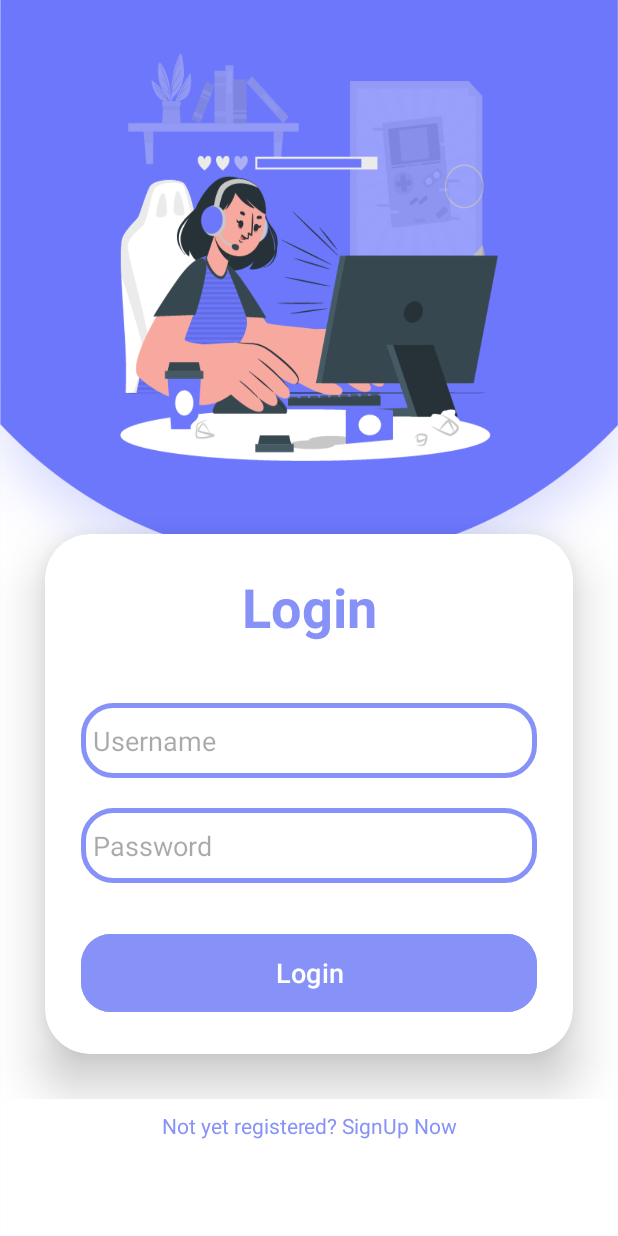
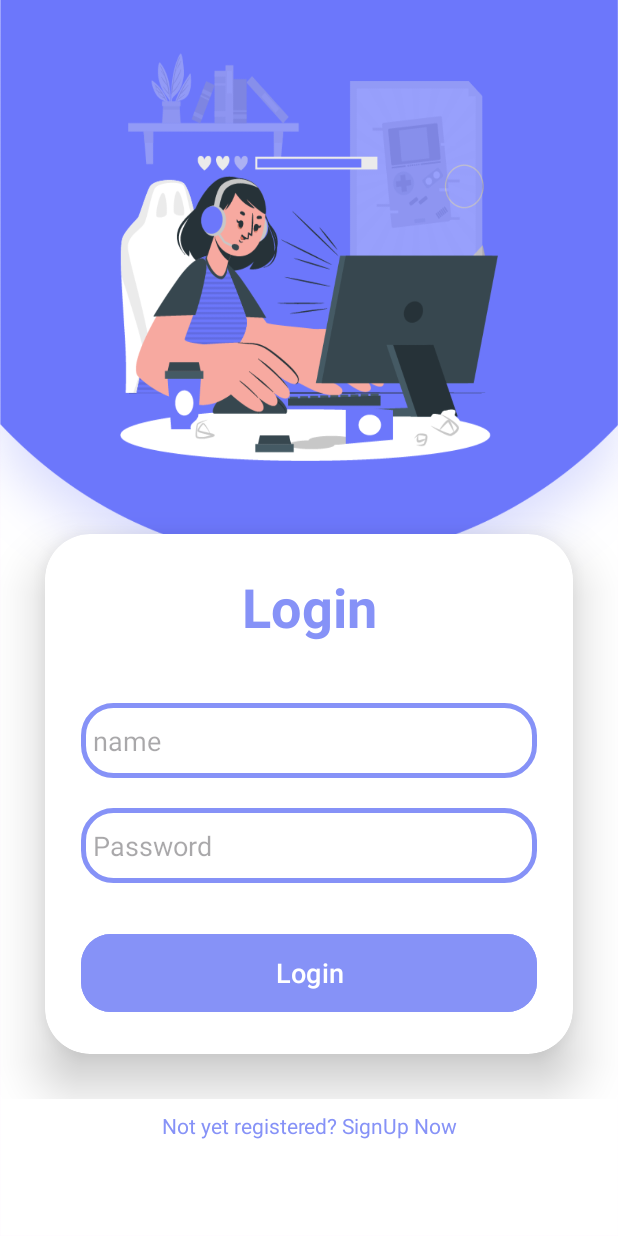
Before and after one commit to ankittops08/ESPORT, an Android app: the screen it shows after launch (MainActivity), on a phone screen of 412 x 824 dp. Run offline under Robolectric (Android 15) with nearby library versions, the phone set to English and light mode, and no system bars.

Commit message:
name changed

```diff
--- a/app/src/main/res/layout/activity_main.xml
+++ b/app/src/main/res/layout/activity_main.xml
@@ -42,7 +42,7 @@
                     android:id="@+id/username"
                     android:background="@drawable/round_1"
                     android:drawablePadding="8dp"
-                    android:hint="Username"
+                    android:hint="name"
                     android:padding="8dp"
                     android:textColor="@color/black"
                     android:textColorHighlight="@color/cardview_dark_background"
```
